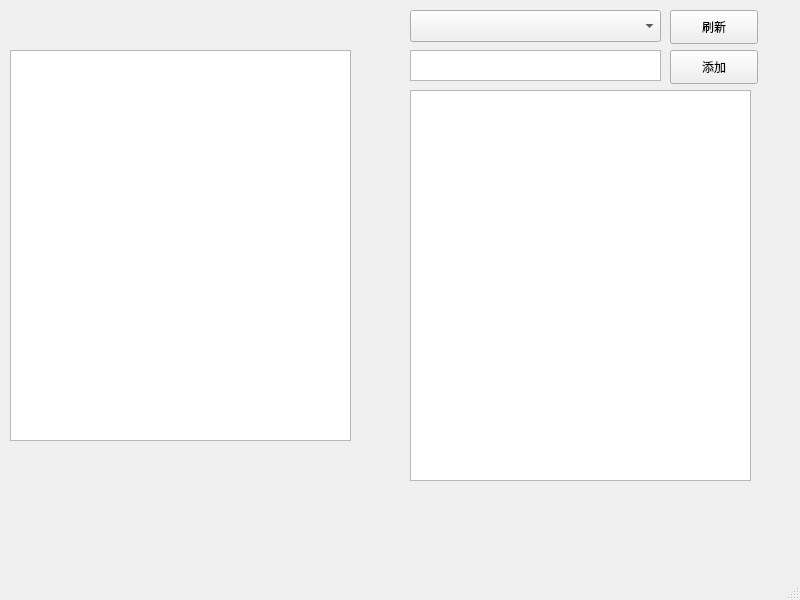
Before: the Qt Designer form mainwindow.ui in maodlife/HDD-Index, drawn with Qt 5.
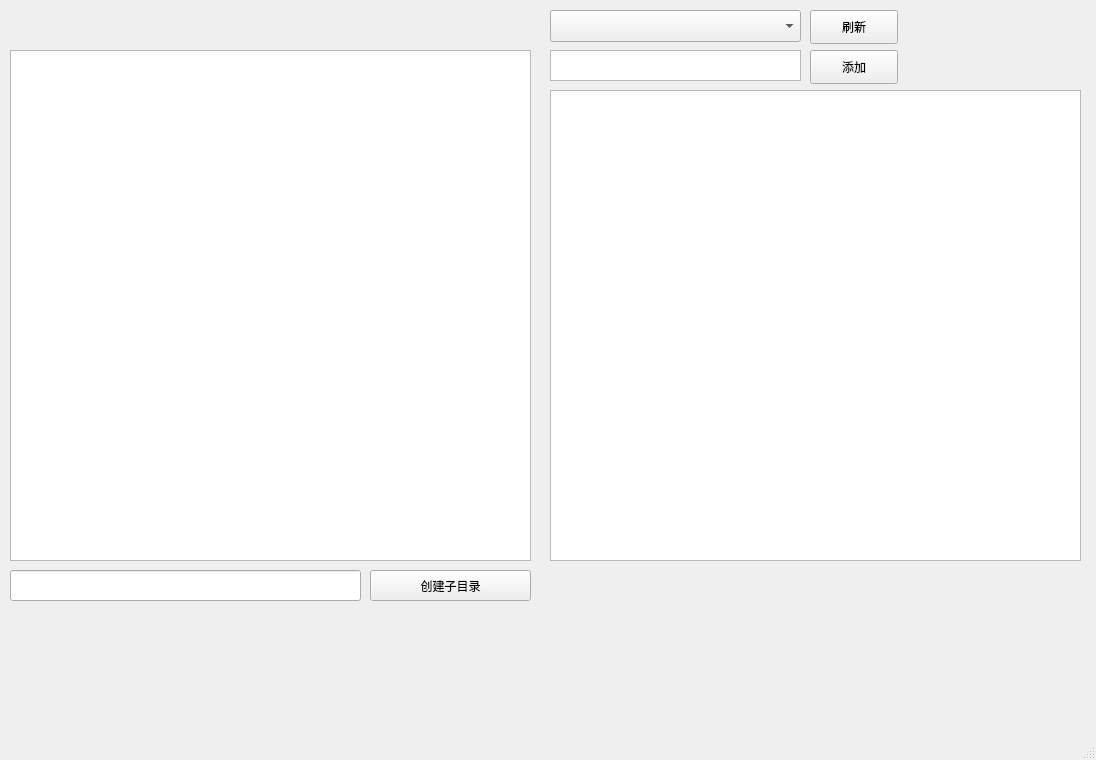
After: the same form once the commit is applied.

Commit message: repo tree create new dir

```diff
--- a/mainwindow.ui
+++ b/mainwindow.ui
@@ -6,8 +6,8 @@
    <rect>
     <x>0</x>
     <y>0</y>
-    <width>800</width>
-    <height>600</height>
+    <width>1096</width>
+    <height>760</height>
    </rect>
   </property>
   <property name="windowTitle">
@@ -19,25 +19,25 @@
      <rect>
       <x>10</x>
       <y>50</y>
-      <width>341</width>
-      <height>391</height>
+      <width>521</width>
+      <height>511</height>
      </rect>
     </property>
    </widget>
    <widget class="QTreeView" name="hddTreeView">
     <property name="geometry">
      <rect>
-      <x>410</x>
+      <x>550</x>
       <y>90</y>
-      <width>341</width>
-      <height>391</height>
+      <width>531</width>
+      <height>471</height>
      </rect>
     </property>
    </widget>
    <widget class="QComboBox" name="hddComboBox">
     <property name="geometry">
      <rect>
-      <x>410</x>
+      <x>550</x>
       <y>10</y>
       <width>251</width>
       <height>32</height>
@@ -47,7 +47,7 @@
    <widget class="QPushButton" name="refreshBtn">
     <property name="geometry">
      <rect>
-      <x>670</x>
+      <x>810</x>
       <y>10</y>
       <width>88</width>
       <height>34</height>
@@ -60,7 +60,7 @@
    <widget class="QPushButton" name="addNewBtn">
     <property name="geometry">
      <rect>
-      <x>670</x>
+      <x>810</x>
       <y>50</y>
       <width>88</width>
       <height>34</height>
@@ -73,13 +73,36 @@
    <widget class="QPlainTextEdit" name="hddLabelInputTextEdit">
     <property name="geometry">
      <rect>
-      <x>410</x>
+      <x>550</x>
       <y>50</y>
       <width>251</width>
       <height>31</height>
      </rect>
     </property>
    </widget>
+   <widget class="QLineEdit" name="createDirNameLineEdit">
+    <property name="geometry">
+     <rect>
+      <x>10</x>
+      <y>570</y>
+      <width>351</width>
+      <height>31</height>
+     </rect>
+    </property>
+   </widget>
+   <widget class="QPushButton" name="createDirBtn">
+    <property name="geometry">
+     <rect>
+      <x>370</x>
+      <y>570</y>
+      <width>161</width>
+      <height>31</height>
+     </rect>
+    </property>
+    <property name="text">
+     <string>创建子目录</string>
+    </property>
+   </widget>
   </widget>
   <widget class="QMenuBar" name="menubar">
    <property name="geometry">
```
Left out of the diff: 4 changed lines with no effect on the pictures. The commit also changes 10 other files.
